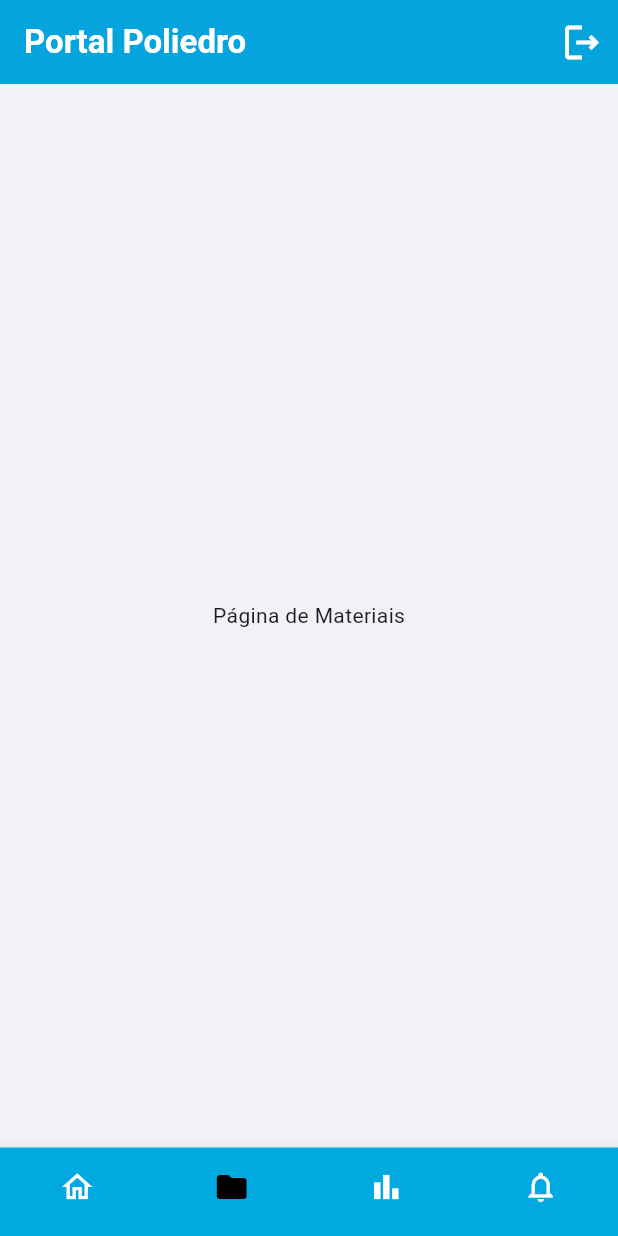
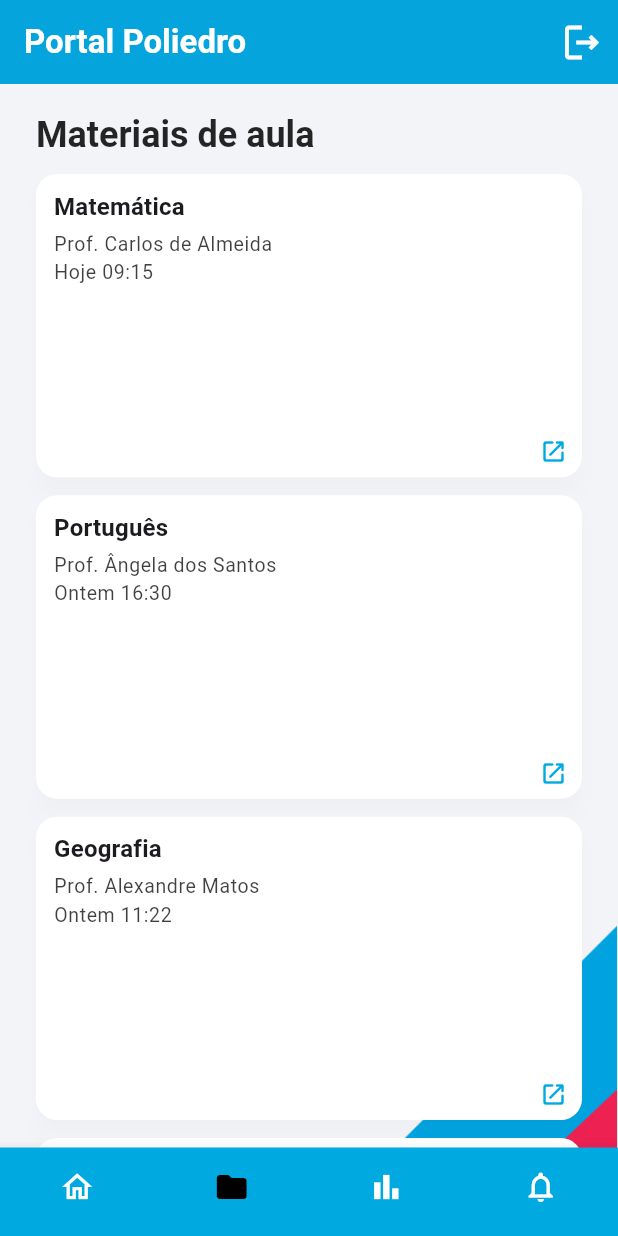
Before and after one commit to MingMatheus/PI_S4_sistema_de_professores_poliedro, a Flutter app: the HomeScreen screen opened directly, item 2 of the bottom bar chosen, on a phone screen of 412 x 824 dp. Run offline on Flutter 3.47's test engine with Material 3 defaults, Android fonts, the phone set to English and light mode, and no system bars; our stand-ins replace shared_preferences; accounts and stored records are empty.

Commit message:
layout da pagina de materiais para notebook feita

```diff
--- a/frontend/lib/scr/telas/home/home_screen.dart
+++ b/frontend/lib/scr/telas/home/home_screen.dart
@@ -4,6 +4,9 @@ import '../../widgets/desktop_dashboard_view.dart';
 import '../../widgets/home_dashboard_view.dart';
 import '../../widgets/main_layout.dart';
 import '../login/login_screen.dart';
+
+// ⬇️ importa a página de Materiais
+import 'materiais_screen.dart'; // <- certifique-se de criar/colar o arquivo que te passei
 
 class HomeScreen extends StatefulWidget {
   const HomeScreen({super.key});
@@ -23,31 +26,35 @@ class _HomeScreenState extends State<HomeScreen> {
   Widget build(BuildContext context) {
     final isDesktop = MediaQuery.of(context).size.width >= 720;
 
-    // páginas (mensagens removida)
+    // páginas (4 abas: Início, Materiais, Notas, Avisos)
     final List<Widget> pages = [
-      const DesktopDashboardView(),                    // 0 Início
-      const Center(child: Text('Página de Materiais')), // 1
-      const Center(child: Text('Página de Notas')),     // 2
-      const Center(child: Text('Página de Avisos')),    // 3
+      const DesktopDashboardView(),        // 0 Início
+      const MateriaisScreen(),             // 1 Materiais
+      const Center(child: Text('Página de Notas')),   // 2 Notas (placeholder)
+      const Center(child: Text('Página de Avisos')),  // 3 Avisos (placeholder)
     ];
+
+    // proteção defensiva (em hot reload às vezes o selectedIndex fica fora do range)
+    final safeIndex = _selectedIndex.clamp(0, pages.length - 1);
 
     if (isDesktop) {
       return MainLayout(
-        selectedIndex: _selectedIndex,
+        selectedIndex: safeIndex,
         onDestinationSelected: _onItemTapped,
-        child: pages[_selectedIndex],
+        child: pages[safeIndex],
       );
     } else {
-      return _buildMobileLayout();
+      return _buildMobileLayout(safeIndex, pages);
     }
   }
 
-  Scaffold _buildMobileLayout() {
+  Scaffold _buildMobileLayout(int safeIndex, List<Widget> desktopPages) {
+    // no mobile usamos a HomeDashboardView na aba 0
     final List<Widget> mobileWidgetOptions = <Widget>[
-      const HomeDashboardView(),                         // 0
-      const Center(child: Text('Página de Materiais')),  // 1
-      const Center(child: Text('Página de Notas')),      // 2
-      const Center(child: Text('Página de Avisos')),     // 3
+      const HomeDashboardView(),     // 0 Início (versão mobile)
+      const MateriaisScreen(),       // 1 Materiais
+      const Center(child: Text('Página de Notas')),   // 2 Notas (placeholder)
+      const Center(child: Text('Página de Avisos')),  // 3 Avisos (placeholder)
     ];
 
     return Scaffold(
@@ -65,7 +72,7 @@ class _HomeScreenState extends State<HomeScreen> {
           ),
         ],
       ),
-      body: mobileWidgetOptions[_selectedIndex],
+      body: mobileWidgetOptions[safeIndex],
       bottomNavigationBar: BottomNavigationBar(
         type: BottomNavigationBarType.fixed,
         backgroundColor: poliedroBlue,
@@ -88,9 +95,9 @@ class _HomeScreenState extends State<HomeScreen> {
             label: '',
           ),
           BottomNavigationBarItem(
-            icon: Icon(_selectedIndex == 3
-                ? Icons.notifications
-                : Icons.notifications_none_outlined),
+            icon: Icon(
+              _selectedIndex == 3 ? Icons.notifications : Icons.notifications_none_outlined,
+            ),
             label: '',
           ),
         ],
--- /dev/null
+++ b/frontend/lib/scr/telas/home/materiais_screen.dart
@@ -0,0 +1,183 @@
+import 'package:flutter/material.dart';
+import '../../constants/app_colors.dart';
+
+class MateriaisScreen extends StatelessWidget {
+  const MateriaisScreen({super.key});
+
+  @override
+  Widget build(BuildContext context) {
+    final size = MediaQuery.of(context).size;
+    final w = size.width;
+
+    // ======= CONTROLES DA IMAGEM (pode brincar nesses 3) =======
+    final bool isWide = w >= 1200;
+
+    // ↑ escala maior para telas grandes
+    final double imgScale = isWide ? 1.32 : 1.12;
+
+    // ↓ empurra a imagem PARA BAIXO (positivo = desce)
+    //   se quiser subir, use valor negativo
+    final double imgOffsetY = isWide ? 150 : 90;
+
+    // → empurra um pouco para a direita/esquerda (opcional)
+    final double imgOffsetX = 0; // deixe 0 se não quiser mexer
+    // ============================================================
+
+    const bg = Color(0xFFF2F4F7);
+
+    return Container(
+      color: bg,
+      child: Stack(
+        children: [
+          // 🔵 FUNDO: imagem inteira, ancorada no canto inferior-direito,
+          // ampliada e DESCIDA alguns pixels
+          Positioned.fill(
+            child: IgnorePointer(
+              child: Align(
+                alignment: Alignment.bottomRight,
+                child: Transform.translate(
+                  offset: Offset(imgOffsetX, imgOffsetY), // ↓ desce
+                  child: Transform.scale(
+                    scale: imgScale, // ↑ aumenta
+                    alignment: Alignment.bottomRight,
+                    child: Image.asset(
+                      'assets/images/poliedro_diagonal.png',
+                      filterQuality: FilterQuality.medium,
+                    ),
+                  ),
+                ),
+              ),
+            ),
+          ),
+
+          // 🔹 CONTEÚDO
+          SafeArea(
+            bottom: false,
+            child: LayoutBuilder(
+              builder: (context, c) {
+                final w = c.maxWidth;
+
+                // 4 colunas no desktop, menores no resto
+                late int cross;
+                late double aspect;
+
+                if (w >= 1400) {
+                  cross = 4; aspect = 2.8;
+                } else if (w >= 1080) {
+                  cross = 4; aspect = 2.6;
+                } else if (w >= 740) {
+                  cross = 2; aspect = 2.2;
+                } else {
+                  cross = 1; aspect = 1.8;
+                }
+
+                final titleStyle = Theme.of(context).textTheme.headlineSmall?.copyWith(
+                  fontWeight: FontWeight.w700,
+                  color: Colors.black.withOpacity(0.85),
+                );
+
+                return SingleChildScrollView(
+                  padding: const EdgeInsets.fromLTRB(24, 18, 24, 28),
+                  physics: const BouncingScrollPhysics(),
+                  child: Column(
+                    crossAxisAlignment: CrossAxisAlignment.start,
+                    children: [
+                      Text('Materiais de aula', style: titleStyle),
+                      const SizedBox(height: 10),
+                      GridView.builder(
+                        shrinkWrap: true,
+                        physics: const NeverScrollableScrollPhysics(),
+                        itemCount: _materias.length,
+                        gridDelegate: SliverGridDelegateWithFixedCrossAxisCount(
+                          crossAxisCount: cross,
+                          childAspectRatio: aspect,
+                          crossAxisSpacing: 12,
+                          mainAxisSpacing: 12,
+                        ),
+                        itemBuilder: (_, i) => _MateriaCard(m: _materias[i]),
+                      ),
+                    ],
+                  ),
+                );
+              },
+            ),
+          ),
+        ],
+      ),
+    );
+  }
+}
+
+// -------- MOCK --------
+class _Materia {
+  final String nome, professor, quando;
+  const _Materia(this.nome, this.professor, this.quando);
+}
+
+const _materias = <_Materia>[
+  _Materia('Matemática', 'Carlos de Almeida', 'Hoje 09:15'),
+  _Materia('Português', 'Ângela dos Santos', 'Ontem 16:30'),
+  _Materia('Geografia', 'Alexandre Matos', 'Ontem 11:22'),
+  _Materia('História', 'Roberto Montenegro', 'Sex 14:00'),
+  _Materia('Química', 'Isabelle Vieira', 'Hoje 11:05'),
+  _Materia('Física', 'Paulo Machado', 'Qui 18:00'),
+  _Materia('Biologia', 'Maria Conceição', 'Sex 08:47'),
+  _Materia('Filosofia', 'Ricardo Oliveira', 'Hoje 10:30'),
+  _Materia('Sociologia', 'Juliana Costa', 'Ontem 14:00'),
+];
+
+// -------- CARD --------
+class _MateriaCard extends StatelessWidget {
+  final _Materia m;
+  const _MateriaCard({required this.m});
+
+  @override
+  Widget build(BuildContext context) {
+    final txt = Theme.of(context).textTheme;
+
+    return Card(
+      elevation: 6,
+      shadowColor: Colors.black.withOpacity(0.08),
+      shape: RoundedRectangleBorder(borderRadius: BorderRadius.circular(14)),
+      child: InkWell(
+        borderRadius: BorderRadius.circular(14),
+        onTap: () {},
+        child: Padding(
+          padding: const EdgeInsets.fromLTRB(12, 10, 10, 8),
+          child: Column(
+            crossAxisAlignment: CrossAxisAlignment.start,
+            children: [
+              Text(
+                m.nome,
+                maxLines: 1,
+                overflow: TextOverflow.ellipsis,
+                style: txt.titleMedium?.copyWith(fontWeight: FontWeight.w700),
+              ),
+              const SizedBox(height: 4),
+              Expanded(
+                child: DefaultTextStyle(
+                  style: txt.bodySmall!.copyWith(
+                    color: Colors.black.withOpacity(0.75),
+                    fontSize: 13,
+                  ),
+                  child: Column(
+                    crossAxisAlignment: CrossAxisAlignment.start,
+                    children: [
+                      Text('Prof. ${m.professor}', maxLines: 1, overflow: TextOverflow.ellipsis),
+                      const SizedBox(height: 2),
+                      Text(m.quando, maxLines: 2, overflow: TextOverflow.ellipsis),
+                    ],
+                  ),
+                ),
+              ),
+              Align(
+                alignment: Alignment.bottomRight,
+                child: Icon(Icons.open_in_new_rounded, size: 18, color: poliedroBlue),
+              ),
+            ],
+          ),
+        ),
+      ),
+    );
+  }
+}
--- /dev/null
+++ b/frontend/lib/scr/widgets/backdrops/diagonal_backdrop_image.dart
@@ -0,0 +1,37 @@
+import 'package:flutter/material.dart';
+
+/// Fundo com imagem ancorada no rodapé/direita.
+/// Use heightFraction pra controlar o quanto da altura da tela a imagem ocupa.
+class DiagonalBackdropImage extends StatelessWidget {
+  final String assetPath;
+  final double heightFraction; // 0.0..1.0
+  final BoxFit fit;
+  final Alignment alignment;
+
+  const DiagonalBackdropImage({
+    super.key,
+    required this.assetPath,
+    this.heightFraction = 0.55,
+    this.fit = BoxFit.cover,
+    this.alignment = Alignment.bottomRight,
+  });
+
+  @override
+  Widget build(BuildContext context) {
+    final size = MediaQuery.of(context).size;
+
+    return SizedBox(
+      height: size.height * heightFraction,
+      width: size.width,
+      child: Align(
+        alignment: alignment,
+        child: Image.asset(
+          assetPath,
+          fit: fit,
+          width: size.width,       // largura total pra evitar esticar errado
+          height: size.height,     // base pro fit funcionar direito
+        ),
+      ),
+    );
+  }
+}
--- a/frontend/pubspec.yaml
+++ b/frontend/pubspec.yaml
@@ -61,7 +61,7 @@ flutter:
   # To add assets to your application, add an assets section, like this:
   assets:
     - assets/images/logo.jpg
-
+    - assets/images/poliedro_diagonal.png
   # An image asset can refer to one or more resolution-specific "variants", see
   # https://flutter.dev/to/resolution-aware-images
 
```
Also changed, not shown: frontend/assets/images/poliedro_diagonal.png (added), frontend/pubspec.lock.
